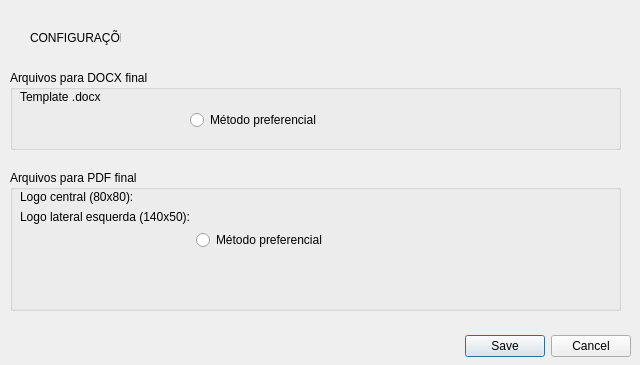
First picture: the form in widgets/user_settings_dialog_base.ui, repository eduardo-c-siqueira/cria-memorial-qgis, before the edit.
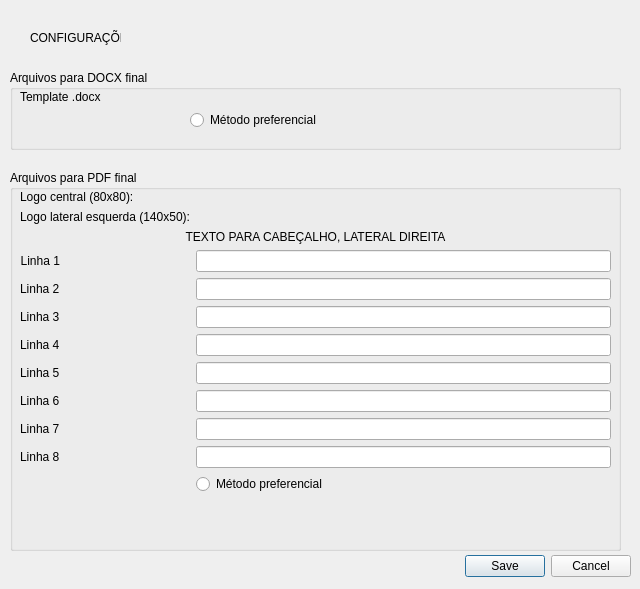
Second picture: the form after the edit. Custom widgets are drawn as their Qt base class.

Commit message:
Flexibilização do texto de cabeçalho para a opção PDF
- substituído o texto fixo do cabeçalho na geração de PDF por espaço para variáveis
- adaptada a janela de configuração para receber o input do usuário para as linhas do cabeçalho
- adaptada a classe de UserSettings para receber e salvar esses dados

The edit to the form file:
```diff
--- a/widgets/user_settings_dialog_base.ui
+++ b/widgets/user_settings_dialog_base.ui
@@ -7,7 +7,7 @@
     <x>0</x>
     <y>0</y>
     <width>640</width>
-    <height>365</height>
+    <height>589</height>
    </rect>
   </property>
   <property name="windowTitle">
@@ -17,7 +17,7 @@
    <property name="geometry">
     <rect>
      <x>10</x>
-     <y>330</y>
+     <y>550</y>
      <width>621</width>
      <height>32</height>
     </rect>
@@ -48,7 +48,7 @@
      <x>10</x>
      <y>170</y>
      <width>611</width>
-     <height>141</height>
+     <height>381</height>
     </rect>
    </property>
    <property name="title">
@@ -60,7 +60,7 @@
       <x>10</x>
       <y>20</y>
       <width>591</width>
-      <height>111</height>
+      <height>351</height>
      </rect>
     </property>
     <layout class="QFormLayout" name="formLayout">
@@ -98,13 +98,106 @@
        </property>
       </widget>
      </item>
-     <item row="3" column="1">
+     <item row="4" column="0" colspan="2">
+      <widget class="QLabel" name="label_13">
+       <property name="text">
+        <string>TEXTO PARA CABEÇALHO, LATERAL DIREITA</string>
+       </property>
+       <property name="alignment">
+        <set>Qt::AlignCenter</set>
+       </property>
+      </widget>
+     </item>
+     <item row="5" column="0">
+      <widget class="QLabel" name="label_5">
+       <property name="text">
+        <string>Linha 1</string>
+       </property>
+       <property name="alignment">
+        <set>Qt::AlignRight|Qt::AlignTrailing|Qt::AlignVCenter</set>
+       </property>
+      </widget>
+     </item>
+     <item row="6" column="0">
+      <widget class="QLabel" name="label_6">
+       <property name="text">
+        <string>Linha 2</string>
+       </property>
+      </widget>
+     </item>
+     <item row="7" column="0">
+      <widget class="QLabel" name="label_7">
+       <property name="text">
+        <string>Linha 3</string>
+       </property>
+      </widget>
+     </item>
+     <item row="8" column="0">
+      <widget class="QLabel" name="label_8">
+       <property name="text">
+        <string>Linha 4</string>
+       </property>
+      </widget>
+     </item>
+     <item row="9" column="0">
+      <widget class="QLabel" name="label_9">
+       <property name="text">
+        <string>Linha 5</string>
+       </property>
+      </widget>
+     </item>
+     <item row="10" column="0">
+      <widget class="QLabel" name="label_10">
+       <property name="text">
+        <string>Linha 6</string>
+       </property>
+      </widget>
+     </item>
+     <item row="11" column="0">
+      <widget class="QLabel" name="label_11">
+       <property name="text">
+        <string>Linha 7</string>
+       </property>
+      </widget>
+     </item>
+     <item row="12" column="0">
+      <widget class="QLabel" name="label_12">
+       <property name="text">
+        <string>Linha 8 </string>
+       </property>
+      </widget>
+     </item>
+     <item row="13" column="1">
       <widget class="QRadioButton" name="pdf_default_radioButton">
        <property name="text">
         <string>Método preferencial</string>
        </property>
       </widget>
      </item>
+     <item row="5" column="1">
+      <widget class="QLineEdit" name="lineEdit_1"/>
+     </item>
+     <item row="6" column="1">
+      <widget class="QLineEdit" name="lineEdit_2"/>
+     </item>
+     <item row="7" column="1">
+      <widget class="QLineEdit" name="lineEdit_3"/>
+     </item>
+     <item row="8" column="1">
+      <widget class="QLineEdit" name="lineEdit_4"/>
+     </item>
+     <item row="9" column="1">
+      <widget class="QLineEdit" name="lineEdit_5"/>
+     </item>
+     <item row="10" column="1">
+      <widget class="QLineEdit" name="lineEdit_6"/>
+     </item>
+     <item row="11" column="1">
+      <widget class="QLineEdit" name="lineEdit_7"/>
+     </item>
+     <item row="12" column="1">
+      <widget class="QLineEdit" name="lineEdit_8"/>
+     </item>
     </layout>
    </widget>
   </widget>
```
Left out of the diff: 14 changed lines with no effect on the pictures. The commit also changes 4 other files.
